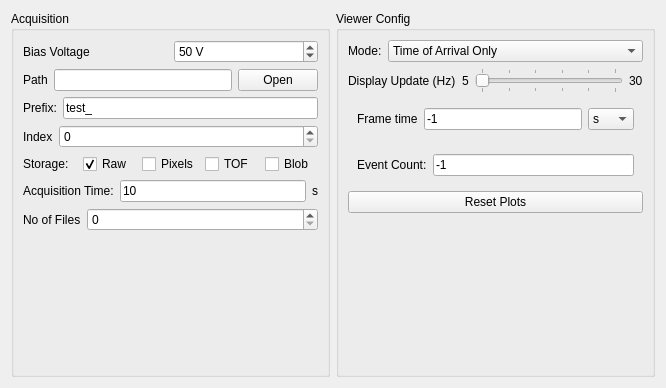
Old version of the form pymepixviewer/pymepixviewer/panels/ui/acqconfig.ui in the repository CFEL-CMI/pymepix.
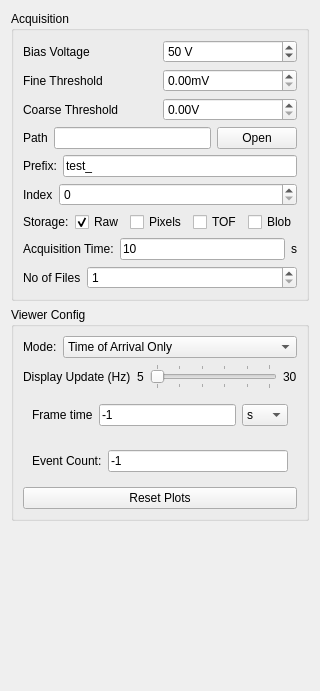
New version of the form.

Commit message: Imporved visuals of GUI and included threshold control

Patch:
```diff
--- a/pymepixviewer/pymepixviewer/panels/ui/acqconfig.ui
+++ b/pymepixviewer/pymepixviewer/panels/ui/acqconfig.ui
@@ -6,8 +6,8 @@
    <rect>
     <x>0</x>
     <y>0</y>
-    <width>666</width>
-    <height>388</height>
+    <width>288</width>
+    <height>691</height>
    </rect>
   </property>
   <property name="windowTitle">
@@ -15,7 +15,7 @@
   </property>
   <layout class="QVBoxLayout" name="verticalLayout_3">
    <item>
-    <layout class="QHBoxLayout" name="horizontalLayout_10">
+    <layout class="QVBoxLayout" name="verticalLayout_4">
      <item>
       <widget class="QGroupBox" name="groupBox_3">
        <property name="title">
@@ -52,6 +52,60 @@
           </item>
          </layout>
         </item>
+        <item>
+         <layout class="QHBoxLayout" name="horizontalLayout_18">
+          <item>
+           <widget class="QLabel" name="label_19">
+            <property name="text">
+             <string>Fine Threshold</string>
+            </property>
+           </widget>
+          </item>
+          <item>
+           <widget class="QDoubleSpinBox" name="fine_threshold">
+            <property name="prefix">
+             <string/>
+            </property>
+            <property name="suffix">
+             <string>mV</string>
+            </property>
+            <property name="maximum">
+             <double>255.000000000000000</double>
+            </property>
+            <property name="singleStep">
+             <double>0.500000000000000</double>
+            </property>
+           </widget>
+          </item>
+         </layout>
+        </item>
+        <item>
+         <layout class="QHBoxLayout" name="horizontalLayout_19">
+          <item>
+           <widget class="QLabel" name="label_20">
+            <property name="text">
+             <string>Coarse Threshold</string>
+            </property>
+           </widget>
+          </item>
+          <item>
+           <widget class="QDoubleSpinBox" name="coarse_threshold">
+            <property name="prefix">
+             <string/>
+            </property>
+            <property name="suffix">
+             <string>V</string>
+            </property>
+            <property name="maximum">
+             <double>1.190000000000000</double>
+            </property>
+            <property name="singleStep">
+             <double>0.080000000000000</double>
+            </property>
+           </widget>
+          </item>
+         </layout>
+        </item>
         <item>
          <layout class="QHBoxLayout" name="horizontalLayout_4">
           <item>
@@ -201,23 +255,20 @@
            </widget>
           </item>
           <item>
-           <widget class="QSpinBox" name="repeat_value"/>
+           <widget class="QSpinBox" name="repeat_value">
+            <property name="minimum">
+             <number>1</number>
+            </property>
+            <property name="maximum">
+             <number>99999</number>
+            </property>
+            <property name="value">
+             <number>1</number>
+            </property>
+           </widget>
           </item>
          </layout>
         </item>
-        <item>
-         <spacer name="verticalSpacer_2">
-          <property name="orientation">
-           <enum>Qt::Vertical</enum>
-          </property>
-          <property name="sizeHint" stdset="0">
-           <size>
-            <width>20</width>
-            <height>40</height>
-           </size>
-          </property>
-         </spacer>
-        </item>
        </layout>
       </widget>
      </item>
@@ -413,24 +464,24 @@
           </property>
          </widget>
         </item>
-        <item>
-         <spacer name="verticalSpacer">
-          <property name="orientation">
-           <enum>Qt::Vertical</enum>
-          </property>
-          <property name="sizeHint" stdset="0">
-           <size>
-            <width>20</width>
-            <height>40</height>
-           </size>
-          </property>
-         </spacer>
-        </item>
        </layout>
       </widget>
      </item>
     </layout>
    </item>
+   <item>
+    <spacer name="verticalSpacer">
+     <property name="orientation">
+      <enum>Qt::Vertical</enum>
+     </property>
+     <property name="sizeHint" stdset="0">
+      <size>
+       <width>20</width>
+       <height>40</height>
+      </size>
+     </property>
+    </spacer>
+   </item>
   </layout>
  </widget>
  <resources/>
```
The commit also changes 6 other files.
